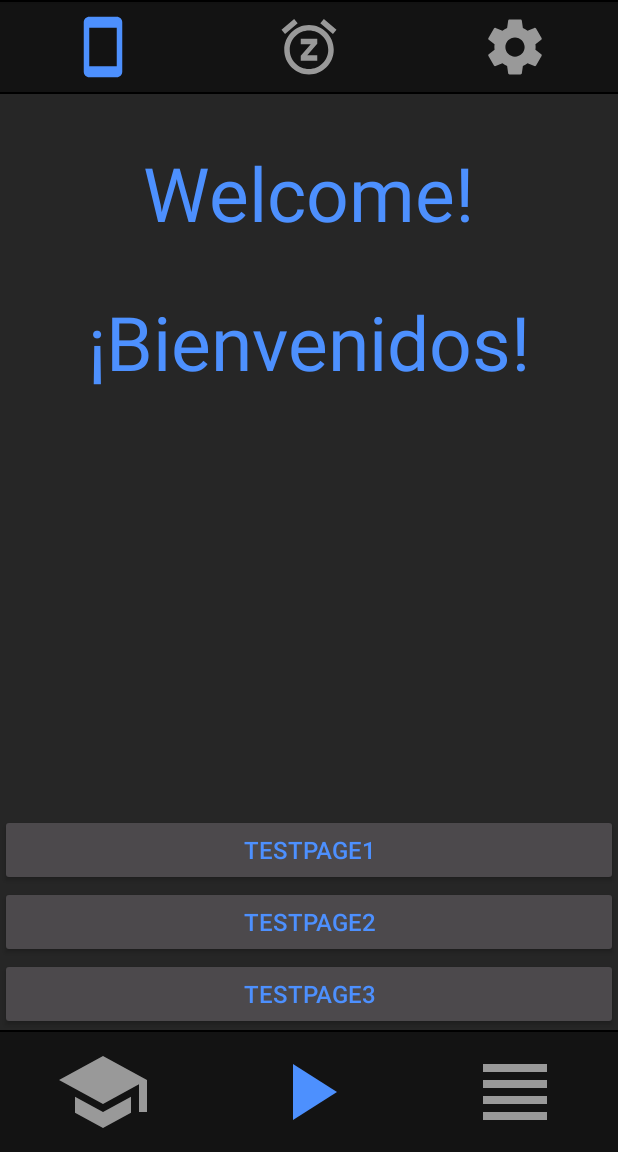
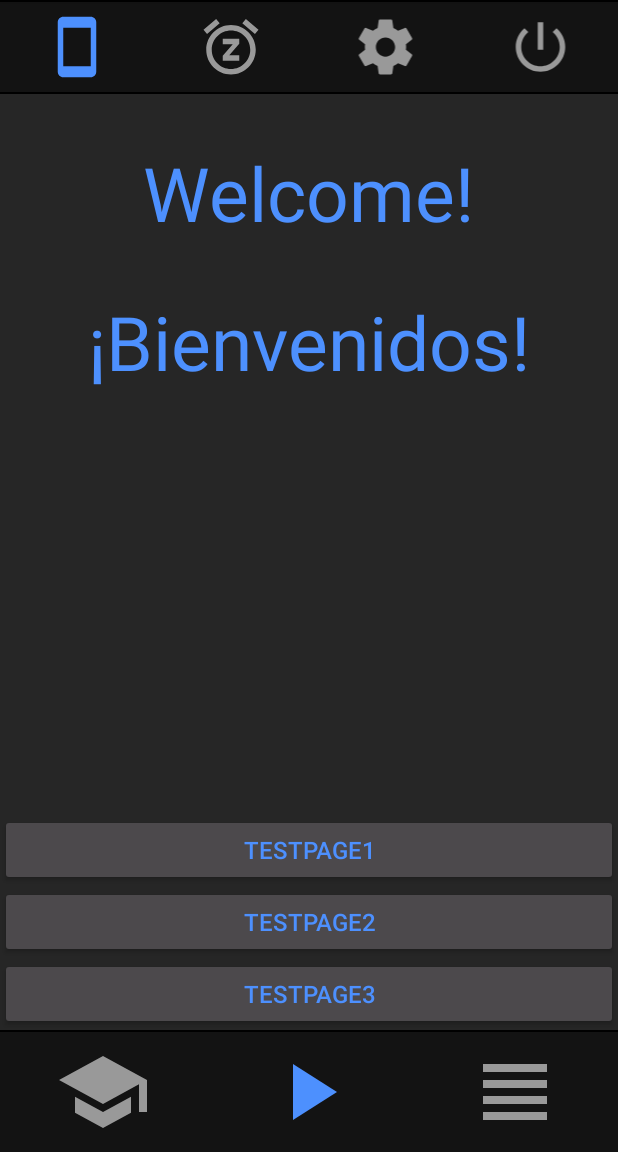
Before and after one commit to dparnold/AudioVocabulary, an Android app: the screen it shows after launch (MainActivity), after a tap on an icon or button, on a phone screen of 412 x 824 dp, the part 84-1236 px from its top. Run offline under Robolectric (Android 15) with nearby library versions, the light colour scheme and no system bars; our stand-ins replace Room's generated code.

Commit message:
Shutdown button and keepScreenOn settings implemented

```diff
--- a/app/build.gradle
+++ b/app/build.gradle
@@ -25,6 +25,7 @@ android {
 
 dependencies {
     implementation fileTree(dir: 'libs', include: ['*.jar'])
+    implementation 'com.android.support:design:28.0.0'
     androidTestImplementation('com.android.support.test.espresso:espresso-core:2.2.2', {
         exclude group: 'com.android.support', module: 'support-annotations'
     })
--- a/app/src/main/AndroidManifest.xml
+++ b/app/src/main/AndroidManifest.xml
@@ -14,7 +14,11 @@
         android:roundIcon="@mipmap/ic_launcher_round"
         android:supportsRtl="true"
         android:theme="@style/AppTheme">
-        <activity android:name=".FileDownload"></activity>
+        <activity
+            android:name=".VocablePackages"
+            android:label="@string/title_activity_vocable_packages"
+            android:theme="@style/AppTheme.NoActionBar"></activity>
+        <activity android:name=".FileDownload" />
         <activity
             android:name=".MainActivity"
             android:screenOrientation="portrait">
--- a/app/src/main/java/com/dparnold/audiovocabulary/MainActivity.java
+++ b/app/src/main/java/com/dparnold/audiovocabulary/MainActivity.java
@@ -26,7 +26,6 @@ import android.widget.Toast;
 
 import com.dparnold.audiovocabulary.Helper.ReadVocablePackage;
 import com.dparnold.audiovocabulary.Helper.SpanishDict;
-import com.dparnold.audiovocabulary.Helper.Util;
 import com.dparnold.audiovocabulary.Helper.WebData;
 
 
@@ -47,10 +46,10 @@ public class MainActivity extends AppCompatActivity {
 
     private int fileNumber = 1;
     private ImageButton playButton;
-    private ImageButton wakeLockButton;
+    private ImageButton keepScreenOnButton;
     private ImageButton sleepTimerButton;
     private boolean playing = false;
-    private boolean wakeLock = false;
+    private boolean keepScreenOn = false;
     private boolean sleepTimerOn = false;
     private MediaPlayer mediaPlayer;
     private com.dparnold.audiovocabulary.AppDatabase db;
@@ -83,8 +82,7 @@ public class MainActivity extends AppCompatActivity {
         // Getting a timestamp for the current session
         timestamp = new Timestamp(System.currentTimeMillis());
 
-        // Get settings
-        getSettings();
+
 
         db = com.dparnold.audiovocabulary.AppDatabase.getAppDatabase(this);
         //db.vocableDAO().nukeTable();
@@ -113,13 +111,16 @@ public class MainActivity extends AppCompatActivity {
         textViewLangKnown.setText("Welcome!");
         textViewLangForeign.setText("¡Bienvenidos!");
 
-        wakeLockButton = findViewById(R.id.wakeLockButton);
-        wakeLockButton.setOnClickListener(new View.OnClickListener() {
+        keepScreenOnButton = findViewById(R.id.wakeLockButton);
+        keepScreenOnButton.setOnClickListener(new View.OnClickListener() {
             @Override
             public void onClick(View v) {
-                toggleWakeLock(v);
+                toggleKeepScreenOn(v);
             }
         });
+
+        // Get settings
+        getSettings();
 
         sleepTimerButton = findViewById(R.id.sleepTimerButton);
 
@@ -148,6 +149,10 @@ public class MainActivity extends AppCompatActivity {
     public void toSettings (View view){
         startActivity(new Intent(MainActivity.this, Settings.class));
     }
+    public void turnOff(View view){
+        int pid = android.os.Process.myPid();
+        android.os.Process.killProcess(pid);
+    }
     public void toVocabList (View view){
         if(playing){
             stopPlayback();
@@ -158,7 +163,7 @@ public class MainActivity extends AppCompatActivity {
         startActivity(new Intent(MainActivity.this, FileDownload.class));
     }
     public void toTest2 (View view){
-        startActivity(new Intent(MainActivity.this, Settings.class));
+        startActivity(new Intent(MainActivity.this, VocablePackages.class));
     }
     public void toTest3 (View view){
         startActivity(new Intent(MainActivity.this, Settings.class));
@@ -264,6 +269,9 @@ public class MainActivity extends AppCompatActivity {
         // 0 signifies the standard operating mode
         settings = getSharedPreferences(SETTINGS_NAME, 0);
         delay = (int) settings.getFloat("delay",(float)1.0)*1000;
+        if (settings.getBoolean("screenOn",false)!= keepScreenOn){
+            toggleKeepScreenOn(keepScreenOnButton);
+        }
     }
 
     void sleepTimer (View view){
@@ -336,15 +344,15 @@ public class MainActivity extends AppCompatActivity {
         });
        alertDialog.show();
     }
-    void toggleWakeLock(View view){
-        wakeLock = !wakeLock;
-        if(wakeLock){
+    void toggleKeepScreenOn(View view){
+        keepScreenOn = !keepScreenOn;
+        if(keepScreenOn){
             getWindow().addFlags(WindowManager.LayoutParams.FLAG_KEEP_SCREEN_ON);
             View root = findViewById(android.R.id.content);
             if (root != null)
                 root.setKeepScreenOn(true);
             Toast.makeText(getApplicationContext(),"Screen will not be locked",Toast.LENGTH_SHORT).show();
-            wakeLockButton.setImageResource(R.drawable.ic_unlock);
+            keepScreenOnButton.setImageResource(R.drawable.ic_unlock);
         }
         else{
             getWindow().clearFlags(WindowManager.LayoutParams.FLAG_KEEP_SCREEN_ON);
@@ -352,7 +360,7 @@ public class MainActivity extends AppCompatActivity {
             if (root != null)
                 root.setKeepScreenOn(false);
             Toast.makeText(getApplicationContext(),"Screen will lock automatically", Toast.LENGTH_SHORT).show();
-            wakeLockButton.setImageResource(R.drawable.ic_lock);
+            keepScreenOnButton.setImageResource(R.drawable.ic_lock);
         }
     }
     private void stopPlayback(){
--- /dev/null
+++ b/app/src/main/res/drawable/ic_baseline_power_settings_new_24px.xml
@@ -0,0 +1,9 @@
+<vector xmlns:android="http://schemas.android.com/apk/res/android"
+    android:width="24dp"
+    android:height="24dp"
+    android:viewportWidth="24"
+    android:viewportHeight="24">
+  <path
+      android:fillColor="@color/colorIcons"
+      android:pathData="M13,3h-2v10h2L13,3zM17.83,5.17l-1.42,1.42C17.99,7.86 19,9.81 19,12c0,3.87 -3.13,7 -7,7s-7,-3.13 -7,-7c0,-2.19 1.01,-4.14 2.58,-5.42L6.17,5.17C4.23,6.82 3,9.26 3,12c0,4.97 4.03,9 9,9s9,-4.03 9,-9c0,-2.74 -1.23,-5.18 -3.17,-6.83z"/>
+</vector>
--- a/app/src/main/res/layout/activity_main.xml
+++ b/app/src/main/res/layout/activity_main.xml
@@ -62,6 +62,20 @@
                     android:layout_width="wrap_content"
                     android:layout_height="wrap_content"
                     android:src="@drawable/ic_settings"
+                    android:background="@null"
+                    android:layout_weight="1"
+                    android:scaleType="fitCenter"
+                    android:layout_gravity="center"
+                    android:adjustViewBounds="true"
+                    android:layout_margin="@dimen/buttonMargin"
+                    />
+
+                <ImageButton
+                    android:id="@+id/turnOffButton"
+                    android:onClick="turnOff"
+                    android:layout_width="wrap_content"
+                    android:layout_height="wrap_content"
+                    android:src="@drawable/ic_baseline_power_settings_new_24px"
                     android:background="@null"
                     android:layout_weight="1"
                     android:scaleType="fitCenter"
--- a/app/src/main/res/layout/activity_settings.xml
+++ b/app/src/main/res/layout/activity_settings.xml
@@ -25,11 +25,11 @@
                 android:text="General"/>
 
             <Switch
-                android:id="@+id/isittrue"
+                android:id="@+id/keepScreenOn"
                 style="@style/SettingsItem"
                 android:layout_width="match_parent"
                 android:layout_height="wrap_content"
-                android:text="Is it true?"
+                android:text="Keep screen always on"
                 android:layout_marginTop="4dp"
                 android:layout_marginBottom="4dp"
                 />
--- a/app/src/main/res/values/dimens.xml
+++ b/app/src/main/res/values/dimens.xml
@@ -2,4 +2,5 @@
 <resources>
     <dimen name="buttonSize">24dp</dimen>
     <dimen name="buttonMargin">8dp</dimen>
+    <dimen name="fab_margin">16dp</dimen>
 </resources>
--- a/app/src/main/res/values/strings.xml
+++ b/app/src/main/res/values/strings.xml
@@ -16,5 +16,6 @@
         <item>90</item>
         <item>100</item>
     </string-array>
+    <string name="title_activity_vocable_packages">VocablePackages</string>
 
 </resources>
--- a/app/src/main/res/values/styles.xml
+++ b/app/src/main/res/values/styles.xml
@@ -36,9 +36,18 @@
         <item name="android:background">@color/colorAccent</item>
     </style>
 
-    <style name="NumberPicker" parent="Theme.AppCompat.Light.NoActionBar" >
+    <style name="NumberPicker" parent="Theme.AppCompat.Light.NoActionBar">
         <item name="android:textColorPrimary">@color/colorAccent</item>
         <item name="android:textSize">20sp</item>
     </style>
 
+    <style name="AppTheme.NoActionBar">
+        <item name="windowActionBar">false</item>
+        <item name="windowNoTitle">true</item>
+    </style>
+
+    <style name="AppTheme.AppBarOverlay" parent="ThemeOverlay.AppCompat.Dark.ActionBar" />
+
+    <style name="AppTheme.PopupOverlay" parent="ThemeOverlay.AppCompat.Light" />
+
 </resources>
```
Also changed, not shown: app/src/main/java/com/dparnold/audiovocabulary/Settings.java (+4 -9 lines), app/src/main/java/com/dparnold/audiovocabulary/Views/PackageView.java (added, +24 -0 lines), app/src/main/java/com/dparnold/audiovocabulary/VocablePackages.java (added, +35 -0 lines), app/src/main/res/drawable/ic_file_download_black_24dp.xml (added, +9 -0 lines), app/src/main/res/layout/activity_vocable_packages.xml (added, +32 -0 lines), app/src/main/res/layout/content_vocable_packages.xml (added, +11 -0 lines), app/src/main/res/layout/view_package.xml (added, +52 -0 lines).
